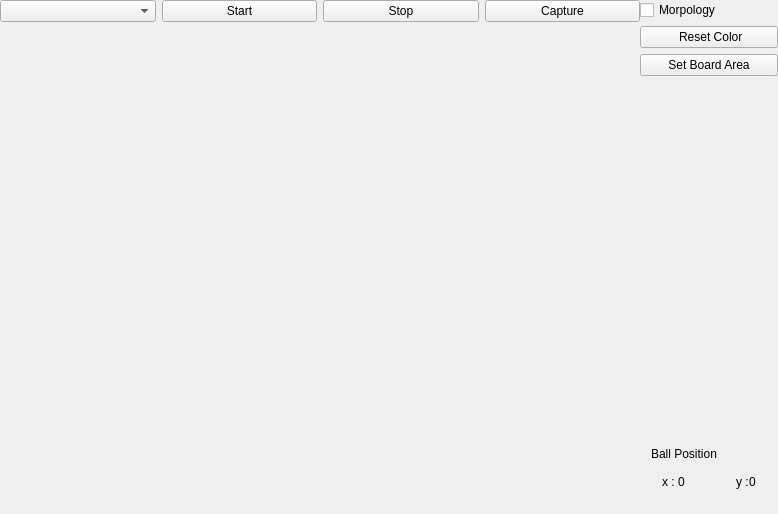
The window that widget.ui (jcgod413/AirHockey) describes before a commit, drawn with Qt 5.
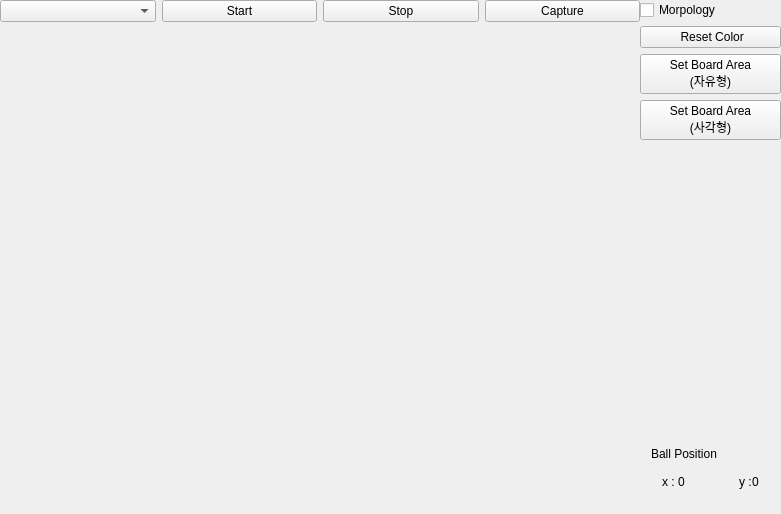
The same window after the commit.

Commit message:
사각형 경기장 영역 지정 추가
사각형 경기장 영역 지정 추가

The edit to the form file:
```diff
--- a/widget.ui
+++ b/widget.ui
@@ -6,7 +6,7 @@
    <rect>
     <x>0</x>
     <y>0</y>
-    <width>778</width>
+    <width>781</width>
     <height>514</height>
    </rect>
   </property>
@@ -119,7 +119,16 @@
      <item>
       <widget class="QPushButton" name="setBoardAreaButton">
        <property name="text">
-        <string>Set Board Area</string>
+        <string>Set Board Area
+(자유형)</string>
+       </property>
+      </widget>
+     </item>
+     <item>
+      <widget class="QPushButton" name="setBoardRectangleButton">
+       <property name="text">
+        <string>Set Board Area
+(사각형)</string>
        </property>
       </widget>
      </item>
```
The commit also changes 6 other files.
